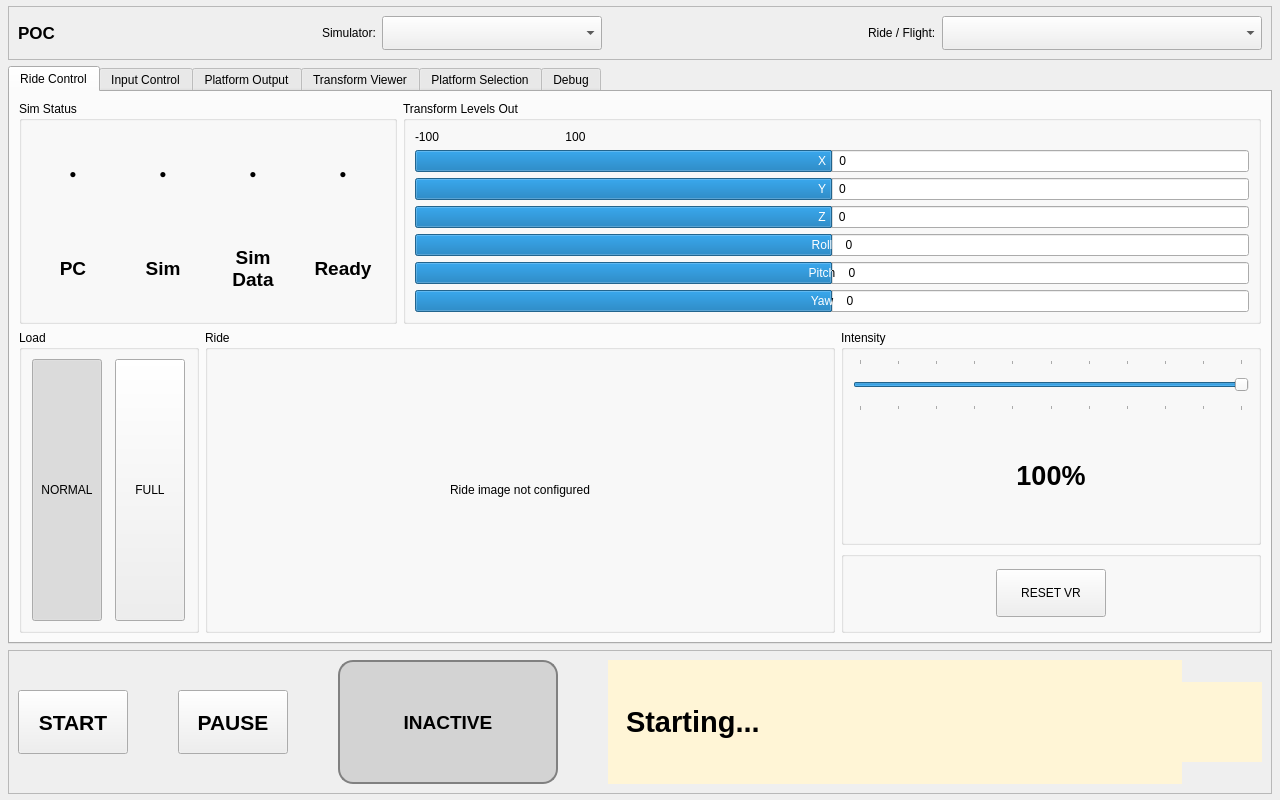
Qt form ui/poc_main.ui (michaelmargolis/Platform-Operators-Console) before a commit.
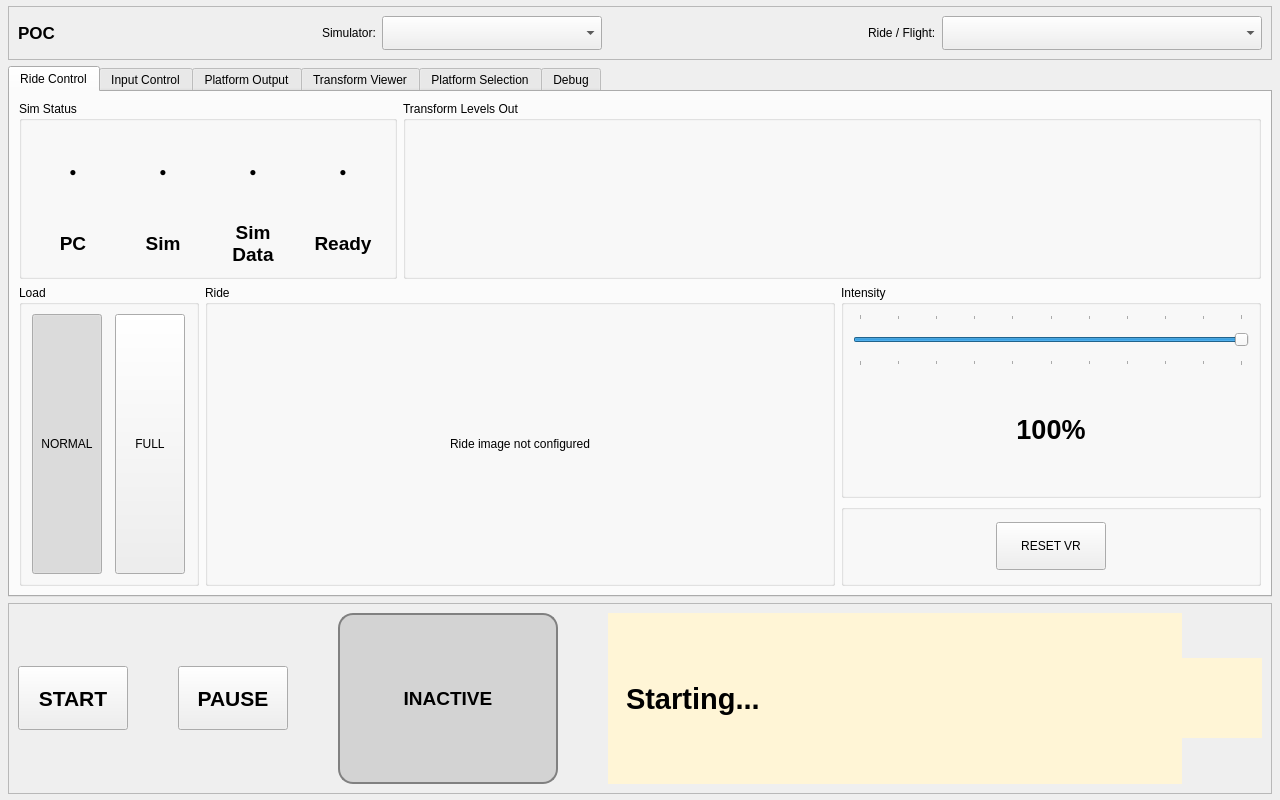
The same form after that commit.

```diff
--- a/ui/poc_main.ui
+++ b/ui/poc_main.ui
@@ -278,107 +278,29 @@
             <property name="title">
              <string>Transform Levels Out</string>
             </property>
-            <layout class="QGridLayout" name="transformGrid">
-             <item row="0" column="0">
-              <widget class="QLabel" name="labelRange">
-               <property name="text">
-                <string>-100                                      100</string>
-               </property>
-              </widget>
-             </item>
-             <item row="1" column="0">
-              <widget class="QProgressBar" name="bar_x">
-               <property name="minimum">
-                <number>-100</number>
-               </property>
-               <property name="maximum">
-                <number>100</number>
-               </property>
-               <property name="value">
-                <number>0</number>
-               </property>
-               <property name="format">
-                <string>X    %v</string>
-               </property>
-              </widget>
-             </item>
-             <item row="2" column="0">
-              <widget class="QProgressBar" name="bar_y">
-               <property name="minimum">
-                <number>-100</number>
-               </property>
-               <property name="maximum">
-                <number>100</number>
-               </property>
-               <property name="value">
-                <number>0</number>
-               </property>
-               <property name="format">
-                <string>Y    %v</string>
-               </property>
-              </widget>
-             </item>
-             <item row="3" column="0">
-              <widget class="QProgressBar" name="bar_z">
-               <property name="minimum">
-                <number>-100</number>
-               </property>
-               <property name="maximum">
-                <number>100</number>
-               </property>
-               <property name="value">
-                <number>0</number>
-               </property>
-               <property name="format">
-                <string>Z    %v</string>
-               </property>
-              </widget>
-             </item>
-             <item row="4" column="0">
-              <widget class="QProgressBar" name="bar_roll">
-               <property name="minimum">
-                <number>-100</number>
-               </property>
-               <property name="maximum">
-                <number>100</number>
-               </property>
-               <property name="value">
-                <number>0</number>
-               </property>
-               <property name="format">
-                <string>Roll    %v</string>
-               </property>
-              </widget>
-             </item>
-             <item row="5" column="0">
-              <widget class="QProgressBar" name="bar_pitch">
-               <property name="minimum">
-                <number>-100</number>
-               </property>
-               <property name="maximum">
-                <number>100</number>
-               </property>
-               <property name="value">
-                <number>0</number>
-               </property>
-               <property name="format">
-                <string>Pitch    %v</string>
-               </property>
-              </widget>
-             </item>
-             <item row="6" column="0">
-              <widget class="QProgressBar" name="bar_yaw">
-               <property name="minimum">
-                <number>-100</number>
-               </property>
-               <property name="maximum">
-                <number>100</number>
-               </property>
-               <property name="value">
-                <number>0</number>
-               </property>
-               <property name="format">
-                <string>Yaw    %v</string>
+            <layout class="QVBoxLayout" name="transformBarsLayout">
+             <property name="spacing">
+              <number>0</number>
+             </property>
+             <property name="leftMargin">
+              <number>3</number>
+             </property>
+             <property name="topMargin">
+              <number>2</number>
+             </property>
+             <property name="rightMargin">
+              <number>3</number>
+             </property>
+             <property name="bottomMargin">
+              <number>2</number>
+             </property>
+             <item>
+              <widget class="QWidget" name="transformBarsPlaceholder">
+               <property name="sizePolicy">
+                <sizepolicy hsizetype="Expanding" vsizetype="Expanding">
+                 <horstretch>0</horstretch>
+                 <verstretch>0</verstretch>
+                </sizepolicy>
                </property>
               </widget>
              </item>
```
Left out of the diff: 2 changed lines with no effect on the pictures.
